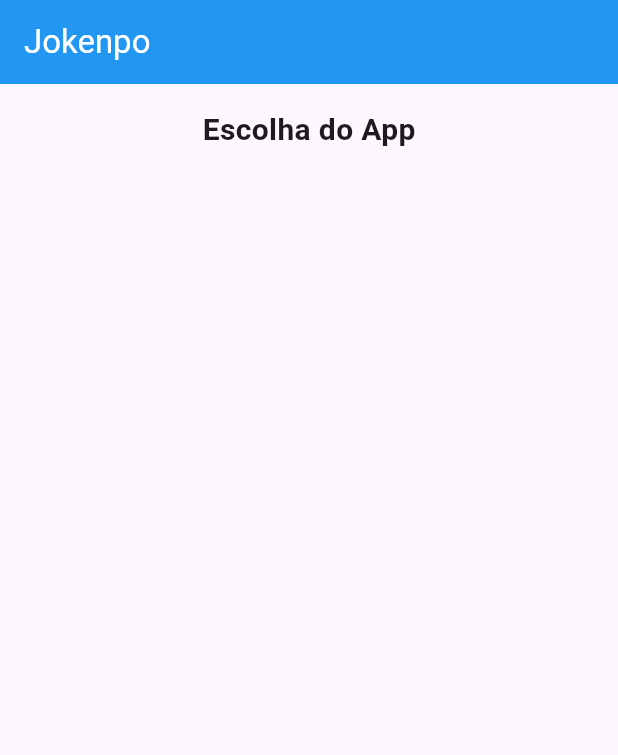
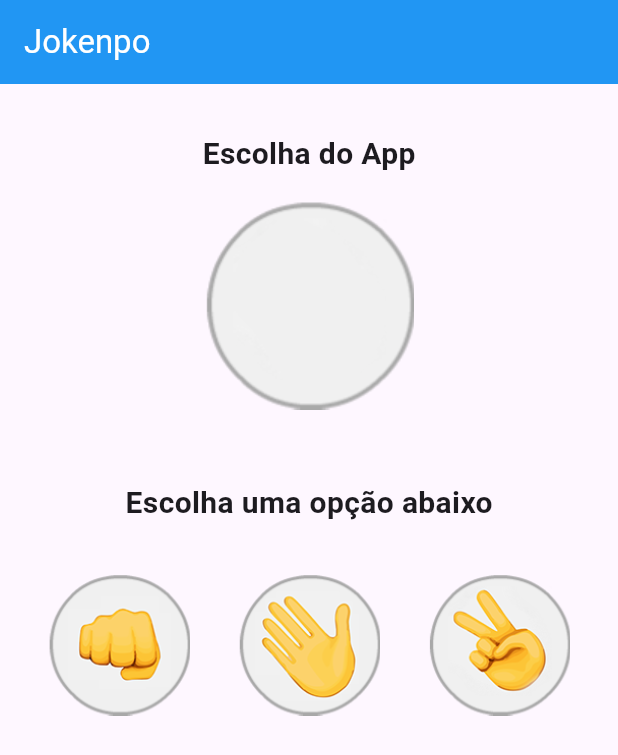
Before and after one commit to carlosaflach/flutter, a Flutter app: the screen it shows after launch, on a phone screen of 412 x 824 dp. Shown: the top 755 px of the screen. Run offline on Flutter 3.47's test engine with Material 3 defaults, Android fonts, the light colour scheme and no system bars.

Commit message:
feat: finish app interface

```diff
--- a/jokenpo_app/lib/Jogo.dart
+++ b/jokenpo_app/lib/Jogo.dart
@@ -25,10 +25,33 @@ class _JogoState extends State<Jogo> {
             crossAxisAlignment: CrossAxisAlignment.center,
             children: [
               //text
+              Padding(
+                padding: EdgeInsets.only(top: 32, bottom: 16),
+                child: Text(
+                  "Escolha do App",
+                  style: TextStyle(fontSize: 20, fontWeight: FontWeight.bold),
+                ),
+              ),
+              Image.asset("images/padrao.png"),
               Padding(padding: EdgeInsets.fromLTRB(0, 16, 0, 0)),
-              Text(
-                "Escolha do App",
-                style: TextStyle(fontSize: 20, fontWeight: FontWeight.bold),
+              Padding(
+                padding: EdgeInsets.only(top: 32, bottom: 16),
+                child: Text(
+                  "Escolha uma opção abaixo",
+                  style: TextStyle(fontSize: 20, fontWeight: FontWeight.bold),
+                ),
+              ),
+              Padding(padding: EdgeInsets.fromLTRB(0, 16, 0, 0)),
+              Row(
+                mainAxisAlignment: MainAxisAlignment.spaceEvenly,
+                children: [
+                  Image.asset(
+                    "images/pedra.png",
+                    height: 95,
+                  ),
+                  Image.asset("images/papel.png", height: 95),
+                  Image.asset("images/tesoura.png", height: 95),
+                ],
               )
               // image
               //text
```
